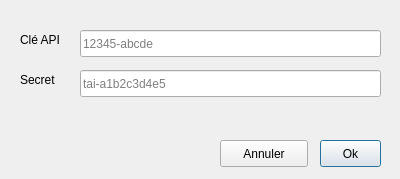
Qt form tellae_auth.ui (tellae/qgis-tellae-plugin) before a commit.
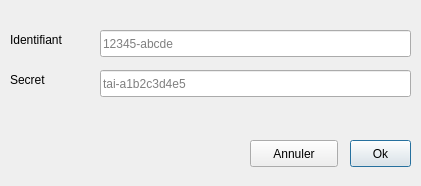
The same form after that commit. Custom widgets are drawn as their Qt base class.

Commit message: improve indent labels

Patch:
```diff
--- a/tellae_auth.ui
+++ b/tellae_auth.ui
@@ -6,8 +6,8 @@
    <rect>
     <x>0</x>
     <y>0</y>
-    <width>400</width>
-    <height>179</height>
+    <width>421</width>
+    <height>186</height>
    </rect>
   </property>
   <property name="sizePolicy">
@@ -22,9 +22,9 @@
   <widget class="QLineEdit" name="keyEdit">
    <property name="geometry">
     <rect>
-     <x>80</x>
+     <x>100</x>
      <y>30</y>
-     <width>301</width>
+     <width>311</width>
      <height>27</height>
     </rect>
    </property>
@@ -35,23 +35,23 @@
   <widget class="QLabel" name="keyLabel">
    <property name="geometry">
     <rect>
-     <x>20</x>
+     <x>10</x>
      <y>30</y>
-     <width>66</width>
-     <height>19</height>
+     <width>81</width>
+     <height>20</height>
     </rect>
    </property>
    <property name="text">
-    <string>Clé API</string>
+    <string>Identifiant</string>
    </property>
   </widget>
   <widget class="QLabel" name="secretLabel">
    <property name="geometry">
     <rect>
-     <x>20</x>
+     <x>10</x>
      <y>70</y>
-     <width>66</width>
-     <height>19</height>
+     <width>81</width>
+     <height>20</height>
     </rect>
    </property>
    <property name="text">
@@ -117,7 +117,7 @@
   <widget class="QPushButton" name="validateButton">
    <property name="geometry">
     <rect>
-     <x>320</x>
+     <x>350</x>
      <y>140</y>
      <width>61</width>
      <height>27</height>
@@ -133,7 +133,7 @@
   <widget class="QPushButton" name="cancelButton">
    <property name="geometry">
     <rect>
-     <x>220</x>
+     <x>250</x>
      <y>140</y>
      <width>88</width>
      <height>27</height>
@@ -146,9 +146,9 @@
   <widget class="QgsPasswordLineEdit" name="secretEdit">
    <property name="geometry">
     <rect>
-     <x>80</x>
+     <x>100</x>
      <y>70</y>
-     <width>301</width>
+     <width>311</width>
      <height>27</height>
     </rect>
    </property>
```
